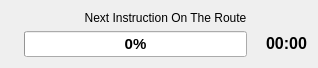
Old version of the form src/plugins/render/routing/RoutingInformationWidgetSmall.ui in the repository KDE/marble.
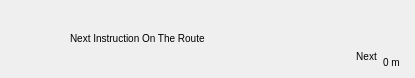
New version of the form. Icons and pictures are not drawn.

Commit message: Vertical mode, less visual glitches.

Diff of the .ui file:
```diff
--- a/src/plugins/render/routing/RoutingInformationWidgetSmall.ui
+++ b/src/plugins/render/routing/RoutingInformationWidgetSmall.ui
@@ -2,16 +2,19 @@
 <ui version="4.0">
  <class>RoutingInformationWidgetSmall</class>
  <widget class="QWidget" name="RoutingInformationWidgetSmall">
+  <property name="enabled">
+   <bool>true</bool>
+  </property>
   <property name="geometry">
    <rect>
     <x>0</x>
     <y>0</y>
-    <width>318</width>
-    <height>59</height>
+    <width>458</width>
+    <height>78</height>
    </rect>
   </property>
   <property name="sizePolicy">
-   <sizepolicy hsizetype="Preferred" vsizetype="Expanding">
+   <sizepolicy hsizetype="Fixed" vsizetype="Fixed">
     <horstretch>0</horstretch>
     <verstretch>0</verstretch>
    </sizepolicy>
@@ -19,15 +22,30 @@
   <property name="windowTitle">
    <string>Form</string>
   </property>
-  <layout class="QGridLayout" name="gridLayout">
-   <item row="0" column="0">
+  <layout class="QHBoxLayout" name="horizontalLayout">
+   <property name="sizeConstraint">
+    <enum>QLayout::SetFixedSize</enum>
+   </property>
+   <property name="margin">
+    <number>0</number>
+   </property>
+   <item>
     <widget class="QLabel" name="instructionIconLabel">
+     <property name="enabled">
+      <bool>true</bool>
+     </property>
      <property name="sizePolicy">
-      <sizepolicy hsizetype="Minimum" vsizetype="Minimum">
+      <sizepolicy hsizetype="Fixed" vsizetype="Fixed">
        <horstretch>0</horstretch>
        <verstretch>0</verstretch>
       </sizepolicy>
      </property>
+     <property name="minimumSize">
+      <size>
+       <width>64</width>
+       <height>64</height>
+      </size>
+     </property>
      <property name="text">
       <string/>
      </property>
@@ -36,124 +54,141 @@
      </property>
     </widget>
    </item>
-   <item row="0" column="1">
+   <item>
     <widget class="QLabel" name="distanceAndInstructionLabel">
      <property name="sizePolicy">
-      <sizepolicy hsizetype="Preferred" vsizetype="Maximum">
+      <sizepolicy hsizetype="Preferred" vsizetype="Fixed">
        <horstretch>0</horstretch>
        <verstretch>0</verstretch>
       </sizepolicy>
      </property>
+     <property name="minimumSize">
+      <size>
+       <width>280</width>
+       <height>78</height>
+      </size>
+     </property>
      <property name="text">
-      <string>Next Instruction On The Route</string>
+      <string>&lt;font size=&quot;-1&quot; color=&quot;black&quot;&gt;Next Instruction On The Route&lt;/font&gt;</string>
      </property>
      <property name="alignment">
-      <set>Qt::AlignCenter</set>
+      <set>Qt::AlignLeading|Qt::AlignLeft|Qt::AlignVCenter</set>
      </property>
      <property name="wordWrap">
       <bool>true</bool>
      </property>
     </widget>
    </item>
-   <item row="1" column="0">
-    <widget class="QLabel" name="instructionDistanceLabel">
-     <property name="sizePolicy">
-      <sizepolicy hsizetype="Minimum" vsizetype="Minimum">
-       <horstretch>0</horstretch>
-       <verstretch>0</verstretch>
-      </sizepolicy>
-     </property>
-     <property name="text">
-      <string/>
-     </property>
-     <property name="pixmap">
-      <pixmap resource="../../../marble.qrc">:/icons/flag.png</pixmap>
-     </property>
-    </widget>
-   </item>
-   <item row="1" column="1">
-    <layout class="QHBoxLayout" name="horizontalLayout">
+   <item>
+    <layout class="QVBoxLayout" name="verticalLayout_2">
      <item>
-      <widget class="QProgressBar" name="distanceCoveredProgressBar">
-       <property name="sizePolicy">
-        <sizepolicy hsizetype="Expanding" vsizetype="Fixed">
-         <horstretch>0</horstretch>
-         <verstretch>0</verstretch>
-        </sizepolicy>
-       </property>
-       <property name="font">
-        <font>
-         <pointsize>11</pointsize>
-         <weight>75</weight>
-         <bold>true</bold>
-        </font>
-       </property>
-       <property name="toolTip">
-        <string>distance covered on the current instruction</string>
-       </property>
-       <property name="value">
-        <number>0</number>
-       </property>
-       <property name="textVisible">
-        <bool>true</bool>
-       </property>
-       <property name="textDirection">
-        <enum>QProgressBar::TopToBottom</enum>
-       </property>
-      </widget>
-     </item>
-     <item>
-      <widget class="QLabel" name="timeLabel">
+      <widget class="QLabel" name="followingInstructionIconLabel">
        <property name="enabled">
-        <bool>true</bool>
-       </property>
-       <property name="sizePolicy">
-        <sizepolicy hsizetype="Fixed" vsizetype="Fixed">
-         <horstretch>0</horstretch>
-         <verstretch>0</verstretch>
-        </sizepolicy>
-       </property>
-       <property name="text">
-        <string/>
-       </property>
-       <property name="pixmap">
-        <pixmap resource="../../../marble.qrc">:/icons/clock-large.png</pixmap>
-       </property>
-       <property name="alignment">
-        <set>Qt::AlignCenter</set>
-       </property>
-      </widget>
-     </item>
-     <item>
-      <widget class="QLabel" name="remainingTimeLabel">
-       <property name="sizePolicy">
-        <sizepolicy hsizetype="Preferred" vsizetype="Preferred">
-         <horstretch>0</horstretch>
-         <verstretch>0</verstretch>
-        </sizepolicy>
-       </property>
-       <property name="cursor">
-        <cursorShape>ArrowCursor</cursorShape>
-       </property>
-       <property name="toolTip">
-        <string>total time remaining</string>
-       </property>
-       <property name="text">
-        <string>&lt;!DOCTYPE HTML PUBLIC &quot;-//W3C//DTD HTML 4.0//EN&quot; &quot;http://www.w3.org/TR/REC-html40/strict.dtd&quot;&gt;
-&lt;html&gt;&lt;head&gt;&lt;meta name=&quot;qrichtext&quot; content=&quot;1&quot; /&gt;&lt;style type=&quot;text/css&quot;&gt;
-p, li { white-space: pre-wrap; }
-&lt;/style&gt;&lt;/head&gt;&lt;body style=&quot; font-family:'Sans Serif'; font-size:9pt; font-weight:400; font-style:normal;&quot;&gt;
-&lt;table border=&quot;0&quot; style=&quot;-qt-table-type: root; margin-top:4px; margin-bottom:4px; margin-left:4px; margin-right:4px;&quot;&gt;
-&lt;tr&gt;
-&lt;td style=&quot;border: none;&quot;&gt;
-&lt;p align=&quot;center&quot; style=&quot; margin-top:0px; margin-bottom:0px; margin-left:0px; margin-right:0px; -qt-block-indent:0; text-indent:0px;&quot;&gt;&lt;span style=&quot; font-size:12pt; font-weight:600;&quot;&gt;00:00&lt;/span&gt;&lt;/p&gt;&lt;/td&gt;&lt;/tr&gt;&lt;/table&gt;&lt;/body&gt;&lt;/html&gt;</string>
-       </property>
-       <property name="textFormat">
-        <enum>Qt::AutoText</enum>
-       </property>
-       <property name="wordWrap">
         <bool>false</bool>
        </property>
+       <property name="sizePolicy">
+        <sizepolicy hsizetype="Fixed" vsizetype="Fixed">
+         <horstretch>0</horstretch>
+         <verstretch>0</verstretch>
+        </sizepolicy>
+       </property>
+       <property name="text">
+        <string/>
+       </property>
+       <property name="pixmap">
+        <pixmap resource="../../../lib/libmarble.qrc">:/data/bitmaps/turn-right.png</pixmap>
+       </property>
+       <property name="alignment">
+        <set>Qt::AlignCenter</set>
+       </property>
+      </widget>
+     </item>
+     <item>
+      <widget class="QLabel" name="followingInstructionDistanceLabel">
+       <property name="sizePolicy">
+        <sizepolicy hsizetype="Fixed" vsizetype="Fixed">
+         <horstretch>0</horstretch>
+         <verstretch>0</verstretch>
+        </sizepolicy>
+       </property>
+       <property name="cursor">
+        <cursorShape>ArrowCursor</cursorShape>
+       </property>
+       <property name="toolTip">
+        <string>total time remaining</string>
+       </property>
+       <property name="text">
+        <string>&lt;font size=&quot;-1&quot; color=&quot;black&quot;&gt;Next&lt;/font&gt;</string>
+       </property>
+       <property name="textFormat">
+        <enum>Qt::AutoText</enum>
+       </property>
+       <property name="alignment">
+        <set>Qt::AlignBottom|Qt::AlignHCenter</set>
+       </property>
+       <property name="wordWrap">
+        <bool>true</bool>
+       </property>
+      </widget>
+     </item>
+    </layout>
+   </item>
+   <item>
+    <layout class="QVBoxLayout" name="verticalLayout">
+     <item>
+      <widget class="QLabel" name="timeLabel">
+       <property name="enabled">
+        <bool>true</bool>
+       </property>
+       <property name="sizePolicy">
+        <sizepolicy hsizetype="Fixed" vsizetype="Fixed">
+         <horstretch>0</horstretch>
+         <verstretch>0</verstretch>
+        </sizepolicy>
+       </property>
+       <property name="minimumSize">
+        <size>
+         <width>32</width>
+         <height>32</height>
+        </size>
+       </property>
+       <property name="text">
+        <string/>
+       </property>
+       <property name="pixmap">
+        <pixmap resource="../../../marble.qrc">:/icons/flag.png</pixmap>
+       </property>
+       <property name="alignment">
+        <set>Qt::AlignCenter</set>
+       </property>
+      </widget>
+     </item>
+     <item>
+      <widget class="QLabel" name="destinationDistanceLabel">
+       <property name="sizePolicy">
+        <sizepolicy hsizetype="Fixed" vsizetype="Fixed">
+         <horstretch>0</horstretch>
+         <verstretch>0</verstretch>
+        </sizepolicy>
+       </property>
+       <property name="cursor">
+        <cursorShape>ArrowCursor</cursorShape>
+       </property>
+       <property name="toolTip">
+        <string>total time remaining</string>
+       </property>
+       <property name="text">
+        <string>&lt;font size=&quot;-1&quot; color=&quot;black&quot;&gt;0 m&lt;/font&gt;</string>
+       </property>
+       <property name="textFormat">
+        <enum>Qt::AutoText</enum>
+       </property>
+       <property name="alignment">
+        <set>Qt::AlignBottom|Qt::AlignHCenter</set>
+       </property>
+       <property name="wordWrap">
+        <bool>true</bool>
+       </property>
       </widget>
      </item>
     </layout>
```
Left out of the diff: 3 changed lines with no effect on the pictures. The commit also changes 2 other files.
